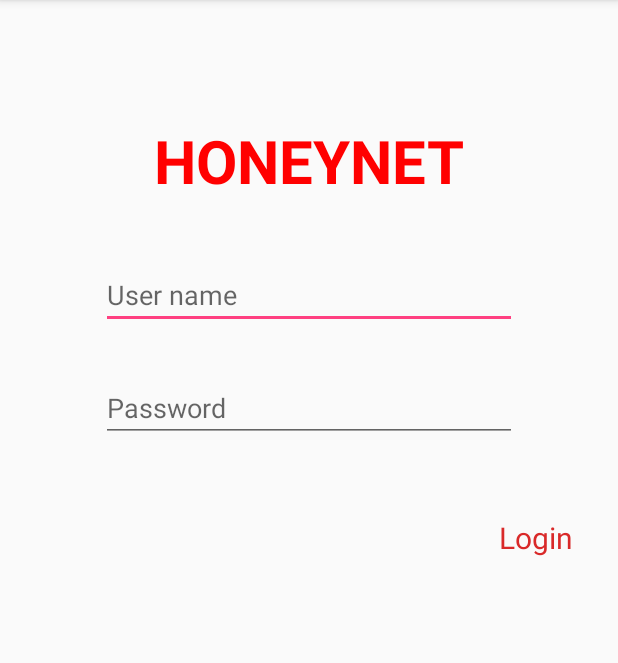
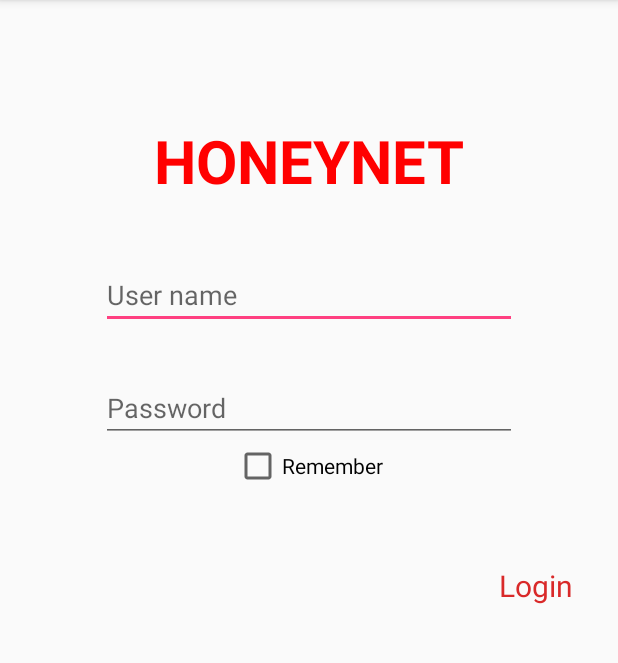
Before and after one commit to danhnguyenviet/LightPumpController, an Android app: the screen it shows after launch (LoginActivity), on a phone screen of 412 x 824 dp, the part 84-747 px from its top. Run offline under Robolectric (Android 15) with nearby library versions, the phone set to English and light mode, and no system bars.

Commit message:
them checkbox remember phan login

```diff
--- a/IoT/app/src/main/java/com/danh/iot/LoginActivity.java
+++ b/IoT/app/src/main/java/com/danh/iot/LoginActivity.java
@@ -2,11 +2,13 @@ package com.danh.iot;
 
 import android.app.ProgressDialog;
 import android.content.Intent;
+import android.content.SharedPreferences;
 import android.os.Bundle;
 import android.os.Handler;
 import android.os.Message;
 import android.support.v7.app.AppCompatActivity;
 import android.view.View;
+import android.widget.CheckBox;
 import android.widget.EditText;
 import android.widget.TextView;
 import android.widget.Toast;
@@ -22,8 +24,11 @@ import org.json.JSONObject;
 public class LoginActivity extends AppCompatActivity {
     EditText edUsername, edPassword;
     TextView tvBtnLogin;
+    CheckBox cbRemember;
 
     ProgressDialog progressDialog;
+
+    String sharedPre = "rememberLogin";
 
     @Override
     protected void onCreate(Bundle savedInstanceState) {
@@ -33,6 +38,7 @@ public class LoginActivity extends AppCompatActivity {
         edUsername = (EditText)findViewById(R.id.ed_login_username);
         edPassword = (EditText)findViewById(R.id.ed_login_password);
         tvBtnLogin = (TextView)findViewById(R.id.tv_login_submit);
+        cbRemember = (CheckBox)findViewById(R.id.cb_login_remember);
 
         tvBtnLogin.setOnClickListener(new View.OnClickListener() {
             @Override
@@ -48,6 +54,18 @@ public class LoginActivity extends AppCompatActivity {
 
     }
 
+    @Override
+    protected void onResume() {
+        super.onResume();
+        readRememberLogin();
+
+    }
+
+    @Override
+    protected void onPause() {
+        super.onPause();
+        saveRememberLogin();
+    }
 
     /**
      *Check username and password empty
@@ -99,4 +117,38 @@ public class LoginActivity extends AppCompatActivity {
             Toast.makeText(LoginActivity.this,result,Toast.LENGTH_SHORT).show();
         }
     }
+
+    /**
+     * Save status of Login
+     */
+    public void saveRememberLogin(){
+        SharedPreferences sharedPreferences = getSharedPreferences(sharedPre, MODE_PRIVATE);
+        SharedPreferences.Editor editor = sharedPreferences.edit();
+
+        String username = edUsername.getText().toString();
+        String password = edPassword.getText().toString();
+        Boolean cb = cbRemember.isChecked();
+
+        if(!cb){
+            editor.clear();
+        }else{
+            editor.putString("username",username);
+//            editor.putString("password",password);
+            editor.putBoolean("checkbox", cb);
+        }
+        editor.commit();
+    }
+
+    /**
+     * Read status of Login
+     */
+    public void readRememberLogin(){
+        SharedPreferences sharedPreferences = getSharedPreferences(sharedPre,MODE_PRIVATE);
+
+        boolean cb = sharedPreferences.getBoolean("checkbox",false);
+        if(cb){
+            edUsername.setText(sharedPreferences.getString("usename",""));
+        }
+        cbRemember.setChecked(cb);
+    }
 }
--- a/IoT/app/src/main/res/layout/activity_login.xml
+++ b/IoT/app/src/main/res/layout/activity_login.xml
@@ -36,6 +36,14 @@
         android:layout_marginTop="30dp"
         android:hint="Password" />
 
+    <CheckBox
+        android:layout_width="wrap_content"
+        android:layout_height="wrap_content"
+        android:text="Remember"
+        android:id="@+id/cb_login_remember"
+        android:layout_gravity="center_horizontal"
+        android:checked="false" />
+
     <TextView
         android:layout_width="wrap_content"
         android:layout_height="wrap_content"
```
Also changed, not shown: 1 other file.
